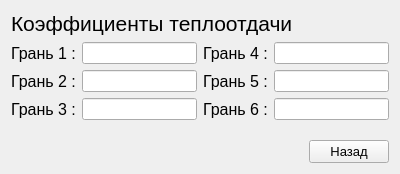
Before: the Qt Designer form src/gui/HeatCoefficientDialog.ui in v-burlaka/Data, drawn with Qt 5.
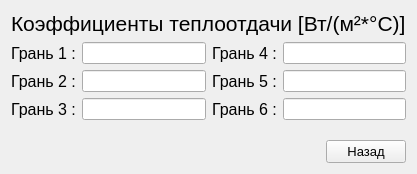
After: the same form once the commit is applied.

The edit to the form file:
```diff
--- a/src/gui/HeatCoefficientDialog.ui
+++ b/src/gui/HeatCoefficientDialog.ui
@@ -24,7 +24,7 @@
         </font>
        </property>
        <property name="text">
-        <string>Коэффициенты теплоотдачи</string>
+        <string>Коэффициенты теплоотдачи [Вт/(м²*°С)]</string>
        </property>
       </widget>
      </item>
```
